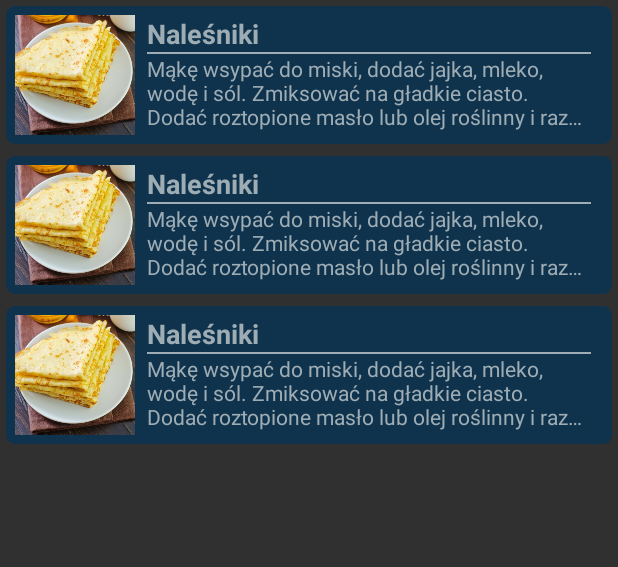
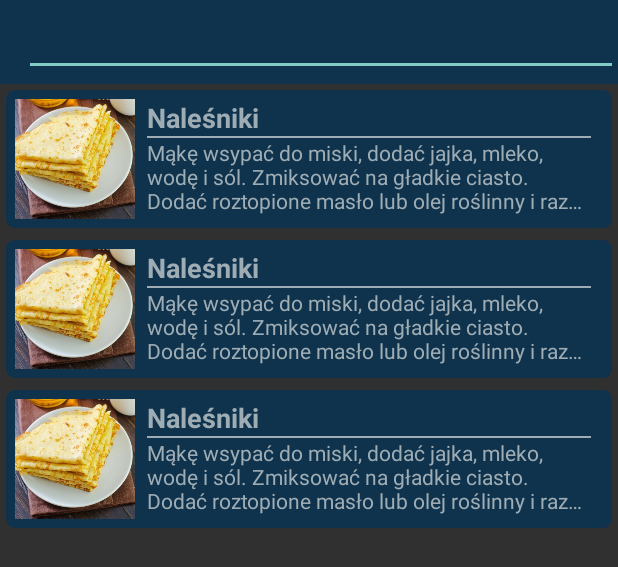
Before and after one commit to MealkyTeam/Mealky, an Android app: the layout meals_fragment.xml on its own in the app's theme, with its tools: preview values and no code run, on a phone screen of 412 x 824 dp. Shown: the top 567 px of the screen. Run offline under Robolectric (Android 15) with nearby library versions, the phone set to English and light mode, and no system bars.

Commit message:
added search bar in meal list

```diff
--- a/app/src/main/res/layout/discover_fragment.xml
+++ b/app/src/main/res/layout/discover_fragment.xml
@@ -32,7 +32,7 @@
         android:contentDescription="@string/like"
         android:focusable="true"
         android:foreground="?android:attr/selectableItemBackground"
-        android:src="@drawable/ic_baseline_favorite_24px" />
+        android:src="@drawable/ic_outline_look_disc_24px" />
 
     <ImageButton
         android:id="@+id/dislikeImg"
@@ -45,5 +45,5 @@
         android:contentDescription="@string/dislike"
         android:focusable="true"
         android:foreground="?android:attr/selectableItemBackground"
-        android:src="@drawable/ic_baseline_x_24px" />
+        android:src="@drawable/ic_baseline_favorite_24px" />
 </FrameLayout>
--- a/app/src/main/res/layout/meals_fragment.xml
+++ b/app/src/main/res/layout/meals_fragment.xml
@@ -1,15 +1,34 @@
 <?xml version="1.0" encoding="utf-8"?>
-<FrameLayout xmlns:android="http://schemas.android.com/apk/res/android"
+<RelativeLayout xmlns:android="http://schemas.android.com/apk/res/android"
     xmlns:app="http://schemas.android.com/apk/res-auto"
     xmlns:tools="http://schemas.android.com/tools"
-    android:id="@+id/mealsFrameLayout"
     android:layout_width="match_parent"
     android:layout_height="match_parent">
+
+    <androidx.appcompat.widget.Toolbar xmlns:android="http://schemas.android.com/apk/res/android"
+        xmlns:local="http://schemas.android.com/apk/res-auto"
+        android:id="@+id/toolbar"
+        android:layout_width="match_parent"
+        android:layout_height="wrap_content"
+        android:minHeight="?attr/actionBarSize"
+        android:background="@color/bar"
+        local:theme="@style/ThemeOverlay.AppCompat.Dark.ActionBar"
+        local:popupTheme="@style/ThemeOverlay.AppCompat.Light" >
+
+        <EditText
+            android:id="@+id/searchEditText"
+            android:layout_width="match_parent"
+            android:layout_height="wrap_content"
+            android:textColor="@color/barItems"
+            android:layout_gravity="center" />
+
+    </androidx.appcompat.widget.Toolbar>
 
     <androidx.swiperefreshlayout.widget.SwipeRefreshLayout
         android:id="@+id/swipeContainer"
         android:layout_width="match_parent"
-        android:layout_height="match_parent">
+        android:layout_height="match_parent"
+        android:layout_below="@id/toolbar">
 
         <androidx.recyclerview.widget.RecyclerView
             android:id="@+id/mealListRv"
@@ -23,4 +42,4 @@
             tools:listitem="@layout/meal_item" />
     </androidx.swiperefreshlayout.widget.SwipeRefreshLayout>
 
-</FrameLayout>
+</RelativeLayout>
```
Also changed, not shown: app/src/main/res/drawable/ic_outline_look_disc_24px.xml (added, +9 -0 lines).
